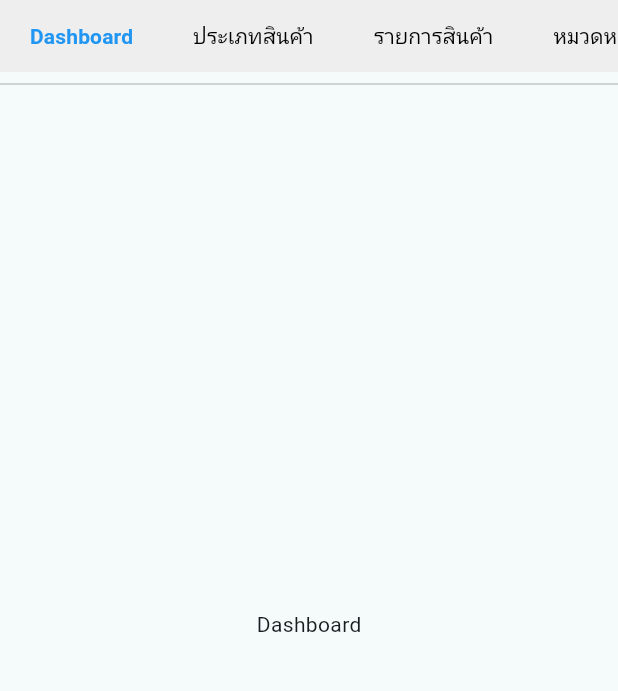
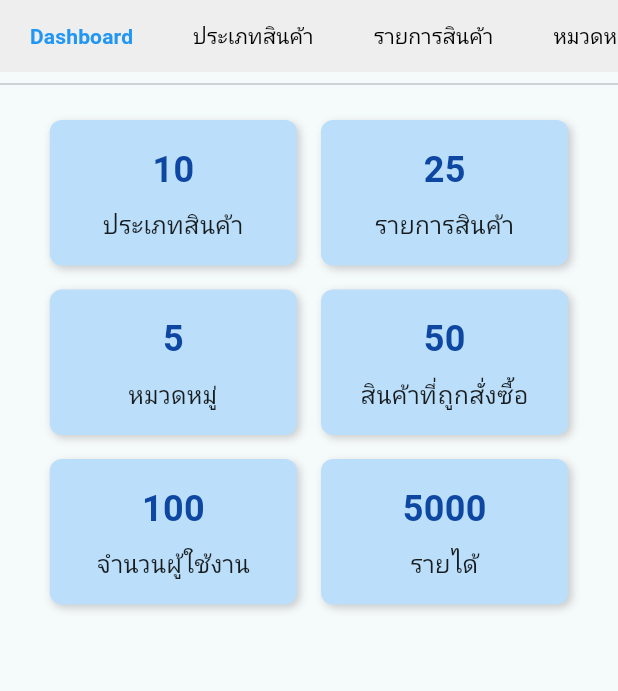
Before and after one commit to BossBGG/MobileProject, a Flutter app: the AdminPage screen opened directly, on a phone screen of 412 x 824 dp, the part 84-775 px from its top. Run offline on Flutter 3.47's test engine with Material 3 defaults, Android fonts, the phone set to English and light mode, and no system bars; our stand-ins replace carousel_slider; missing offline and left inert: dart:ffi.

Commit message:
update code

```diff
--- a/myfirstapp/lib/components/dashboard_tile.dart
+++ b/myfirstapp/lib/components/dashboard_tile.dart
@@ -1,13 +1,91 @@
 import 'package:flutter/material.dart';
 
-// Dashboard Component
 class DashboardTile extends StatelessWidget {
+  final List<Map<String, dynamic>> menuItems = [
+    {"count": 10, "label": "ประเภทสินค้า", "onTap": () => print("ประเภทสินค้า")},
+    {"count": 25, "label": "รายการสินค้า", "onTap": () => print("รายการสินค้า")},
+    {"count": 5, "label": "หมวดหมู่", "onTap": () => print("หมวดหมู่")},
+    {"count": 50, "label": "สินค้าที่ถูกสั่งซื้อ", "onTap": () => print("สินค้าที่ถูกสั่งซื้อ")},
+    {"count": 100, "label": "จำนวนผู้ใช้งาน", "onTap": () => print("จำนวนผู้ใช้งาน")},
+    {"count": 5000, "label": "รายได้", "onTap": () => print("รายได้")},
+  ];
+
   @override
   Widget build(BuildContext context) {
-    return Center(
-      child: Text(
-        'Dashboard',
+    return Align(
+      alignment: Alignment.topCenter, // ชิดกรอบบน
+      child: Padding(
+        padding: const EdgeInsets.fromLTRB(16.0, 16.0, 16.0, 0.0), // Padding รอบๆ กลุ่มเมนู
+        child: Wrap(
+          spacing: 16.0,
+          runSpacing: 16.0,
+          alignment: WrapAlignment.start,
+          children: menuItems.map((item) {
+            return MenuBox(
+              count: item['count'],
+              label: item['label'],
+              onTap: item['onTap'],
+            );
+          }).toList(),
+        ),
       ),
     );
   }
 }
+
+class MenuBox extends StatelessWidget {
+  final int count;
+  final String label;
+  final VoidCallback onTap;
+
+  const MenuBox({
+    required this.count,
+    required this.label,
+    required this.onTap,
+  });
+
+  @override
+  Widget build(BuildContext context) {
+    return GestureDetector(
+      onTap: onTap,
+      child: Container(
+        width: MediaQuery.of(context).size.width * 0.4,
+        constraints: const BoxConstraints(maxWidth: 350),
+        padding: const EdgeInsets.all(16.0),
+        decoration: BoxDecoration(
+          color: Colors.blue[100],
+          borderRadius: BorderRadius.circular(8.0),
+          boxShadow: [
+            BoxShadow(
+              color: Colors.grey.withOpacity(0.5),
+              blurRadius: 4.0,
+              offset: const Offset(2, 2),
+            ),
+          ],
+        ),
+        child: Column(
+          mainAxisSize: MainAxisSize.min,
+          children: [
+            Text(
+              count.toString(),
+              style: TextStyle(
+                fontSize: 24.0,
+                fontWeight: FontWeight.bold,
+                color: Colors.blue[900],
+              ),
+            ),
+            const SizedBox(height: 8.0),
+            Text(
+              label,
+              textAlign: TextAlign.center,
+              style: const TextStyle(
+                fontSize: 16.0,
+                fontWeight: FontWeight.w500,
+              ),
+            ),
+          ],
+        ),
+      ),
+    );
+  }
+}
--- a/myfirstapp/lib/components/user_detile_tile.dart
+++ b/myfirstapp/lib/components/user_detile_tile.dart
@@ -1,7 +1,7 @@
 import 'package:flutter/material.dart';
 
-// User Count Component
-class UserCountComponent extends StatelessWidget {
+// User  Component
+class UserDetileTile extends StatelessWidget {
   @override
   Widget build(BuildContext context) {
     return Center(
```
